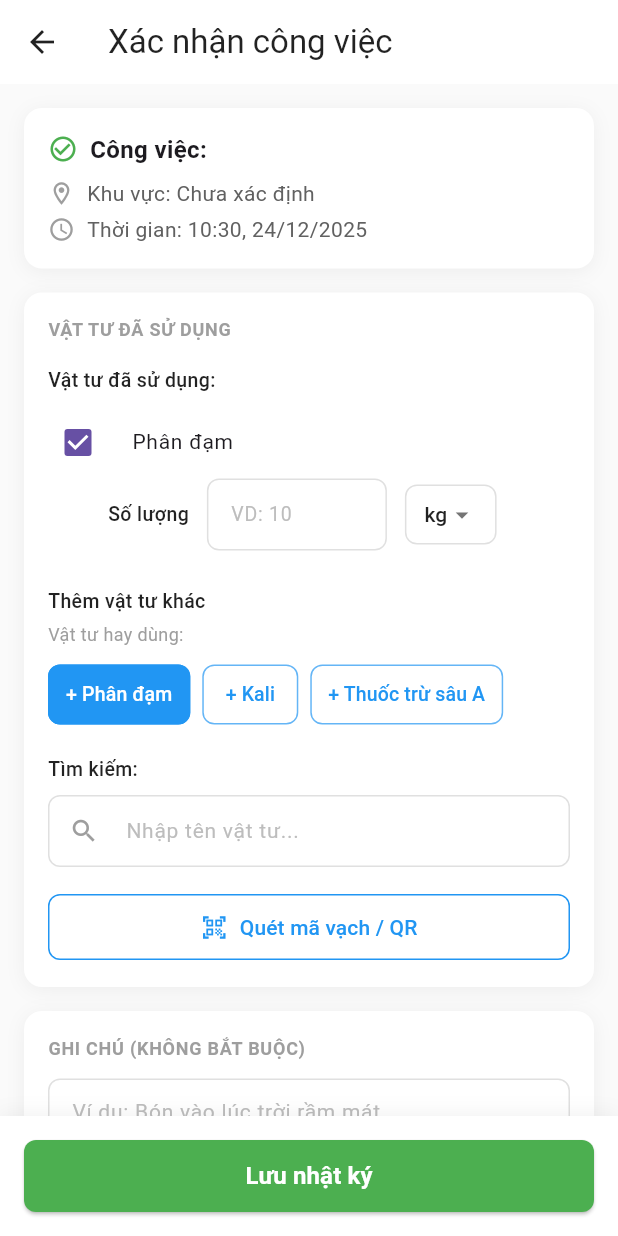
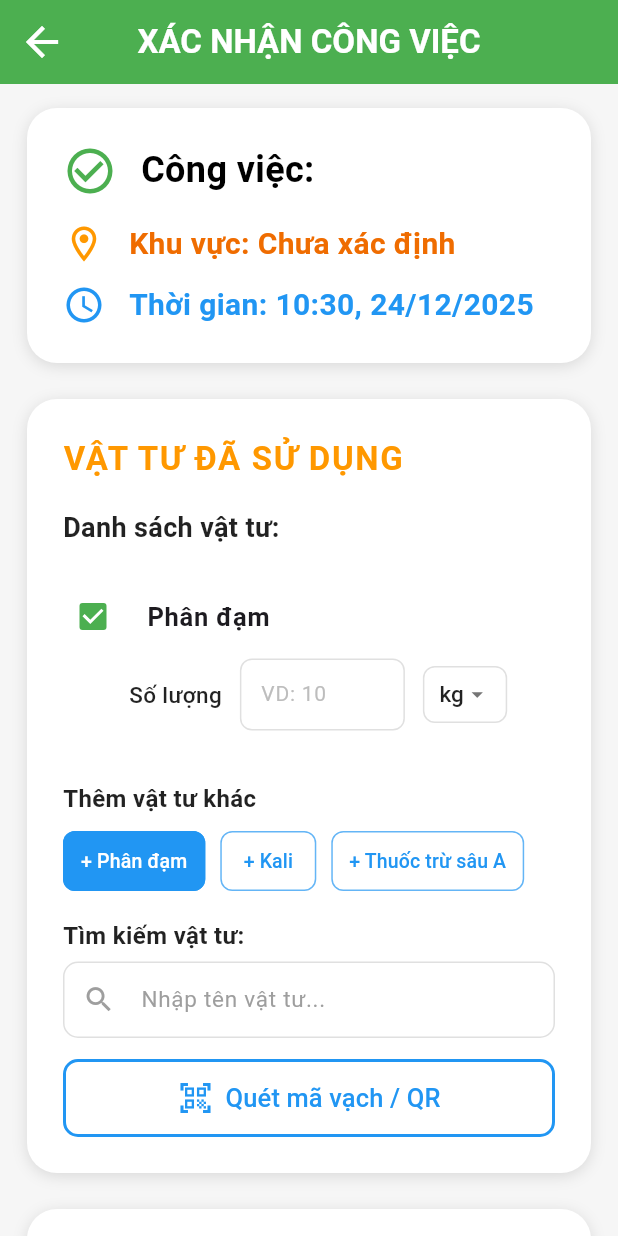
Before and after one commit to Thanhdhxd/logbook-app, a Flutter app: the QuickConfirmScreen screen opened directly with empty values, after a tap on "+ Phân đạm", on a phone screen of 412 x 824 dp. Run offline on Flutter 3.47's test engine with Material 3 defaults, Android fonts, the phone set to English and light mode, and no system bars; missing offline and left inert: mobile_scanner; network calls fail.

Commit message:
Update Code

```diff
--- a/logbook_app_mobile/lib/screens/quick_confirm_screen.dart
+++ b/logbook_app_mobile/lib/screens/quick_confirm_screen.dart
@@ -213,272 +213,264 @@ class _QuickConfirmScreenState extends State<QuickConfirmScreen> {
   @override
   Widget build(BuildContext context) {
     final dateFormat = DateFormat('HH:mm, dd/MM/yyyy');
-
     return Scaffold(
-      backgroundColor: Colors.grey[50],
+      backgroundColor: const Color(0xFFF6F6F6),
       appBar: AppBar(
-        title: const Text('Xác nhận công việc'),
-        backgroundColor: Colors.white,
-        foregroundColor: Colors.black87,
+        title: const Text(
+          'XÁC NHẬN CÔNG VIỆC',
+          style: TextStyle(
+            fontSize: 22,
+            fontWeight: FontWeight.bold,
+            color: Colors.white,
+          ),
+        ),
+        centerTitle: true,
+        backgroundColor: Colors.green,
+        foregroundColor: Colors.white,
         elevation: 0,
+        iconTheme: const IconThemeData(size: 32, color: Colors.white),
       ),
-      body: Column(
-        children: [
-          Expanded(
+      body: SafeArea(
         child: SingleChildScrollView(
-              padding: const EdgeInsets.all(16),
+          padding: const EdgeInsets.symmetric(horizontal: 18, vertical: 16),
           child: Column(
-                crossAxisAlignment: CrossAxisAlignment.start,
+            crossAxisAlignment: CrossAxisAlignment.stretch,
             children: [
               // Thông tin công việc
-                  _buildInfoCard(dateFormat),
-
-                  const SizedBox(height: 16),
-
-                  // Vật tư đã sử dụng
-                  _buildMaterialsSection(),
-
-                  const SizedBox(height: 16),
-
-                  // Ghi chú
-                  _buildNotesSection(),
-
-                  const SizedBox(height: 80),
-                ],
-              ),
-            ),
-          ),
-
-          // Nút Lưu nhật ký
               Container(
-            padding: const EdgeInsets.all(16),
+                padding: const EdgeInsets.all(24),
+                margin: const EdgeInsets.only(bottom: 24),
                 decoration: BoxDecoration(
                   color: Colors.white,
+                  borderRadius: BorderRadius.circular(20),
                   boxShadow: [
                     BoxShadow(
-                  color: Colors.black.withOpacity(0.05),
-                  blurRadius: 10,
-                  offset: const Offset(0, -2),
+                      color: Colors.black12,
+                      blurRadius: 8,
+                      offset: const Offset(0, 2),
                     ),
                   ],
                 ),
-            child: SafeArea(
-              child: SizedBox(
-                width: double.infinity,
-                height: 48,
+                child: _buildInfoCard(dateFormat),
+              ),
+              // Vật tư đã sử dụng
+              Container(
+                padding: const EdgeInsets.all(24),
+                margin: const EdgeInsets.only(bottom: 24),
+                decoration: BoxDecoration(
+                  color: Colors.white,
+                  borderRadius: BorderRadius.circular(20),
+                  boxShadow: [
+                    BoxShadow(
+                      color: Colors.black12,
+                      blurRadius: 8,
+                      offset: const Offset(0, 2),
+                    ),
+                  ],
+                ),
+                child: _buildMaterialsSection(),
+              ),
+              // Ghi chú
+              Container(
+                padding: const EdgeInsets.all(24),
+                margin: const EdgeInsets.only(bottom: 32),
+                decoration: BoxDecoration(
+                  color: Colors.white,
+                  borderRadius: BorderRadius.circular(20),
+                  boxShadow: [
+                    BoxShadow(
+                      color: Colors.black12,
+                      blurRadius: 8,
+                      offset: const Offset(0, 2),
+                    ),
+                  ],
+                ),
+                child: _buildNotesSection(),
+              ),
+              // Nút lưu nhật ký
+              Row(
+                children: [
+                  Expanded(
                     child: ElevatedButton(
                       onPressed: _isLoading ? null : _handleSave,
                       style: ElevatedButton.styleFrom(
                         backgroundColor: Colors.green,
                         foregroundColor: Colors.white,
+                        padding: const EdgeInsets.symmetric(vertical: 22),
+                        textStyle: const TextStyle(fontSize: 24, fontWeight: FontWeight.bold),
                         shape: RoundedRectangleBorder(
-                      borderRadius: BorderRadius.circular(8),
+                          borderRadius: BorderRadius.circular(16),
                         ),
+                        elevation: 2,
                       ),
                       child: _isLoading
                           ? const SizedBox(
-                          height: 20,
-                          width: 20,
+                              height: 26,
+                              width: 26,
                               child: CircularProgressIndicator(
-                            strokeWidth: 2,
+                                strokeWidth: 3,
                                 color: Colors.white,
                               ),
                             )
-                      : const Text(
-                          'Lưu nhật ký',
-                          style: TextStyle(
-                            fontSize: 16,
-                            fontWeight: FontWeight.w600,
-                          ),
-                        ),
-                ),
-              ),
+                          : const Text('LƯU NHẬT KÝ'),
                     ),
                   ),
                 ],
+              ),
+              const SizedBox(height: 18),
+            ],
+          ),
+        ),
       ),
     );
   }
 
   Widget _buildInfoCard(DateFormat dateFormat) {
-    return Container(
-      padding: const EdgeInsets.all(16),
-      decoration: BoxDecoration(
-        color: Colors.white,
-        borderRadius: BorderRadius.circular(12),
-        boxShadow: [
-          BoxShadow(
-            color: Colors.black.withOpacity(0.05),
-            blurRadius: 10,
-            offset: const Offset(0, 2),
-          ),
-        ],
-      ),
-      child: Column(
+    return Column(
       crossAxisAlignment: CrossAxisAlignment.start,
       children: [
         Row(
+          crossAxisAlignment: CrossAxisAlignment.start,
           children: [
-              const Icon(Icons.check_circle_outline, color: Colors.green, size: 20),
-              const SizedBox(width: 8),
+            const Icon(Icons.check_circle_outline, color: Colors.green, size: 36),
+            const SizedBox(width: 16),
             Expanded(
               child: Text(
                 'Công việc: ${widget.task.taskName}',
                 style: const TextStyle(
-                    fontSize: 16,
-                    fontWeight: FontWeight.w600,
+                  fontSize: 24,
+                  fontWeight: FontWeight.bold,
+                  color: Colors.black,
                 ),
+                maxLines: 2,
+                overflow: TextOverflow.ellipsis,
               ),
             ),
           ],
         ),
-          const SizedBox(height: 8),
+        const SizedBox(height: 16),
         Row(
           children: [
-              const Icon(Icons.location_on_outlined, color: Colors.grey, size: 18),
-              const SizedBox(width: 8),
-              Text(
+            const Icon(Icons.location_on_outlined, color: Colors.orange, size: 28),
+            const SizedBox(width: 16),
+            Expanded(
+              child: Text(
                 'Khu vực: ${widget.seasonLocation ?? "Chưa xác định"}',
                 style: TextStyle(
-                  fontSize: 14,
-                  color: Colors.grey[700],
+                  fontSize: 20,
+                  color: Colors.orange[800],
+                  fontWeight: FontWeight.w600,
+                ),
+                maxLines: 2,
+                overflow: TextOverflow.ellipsis,
               ),
             ),
           ],
         ),
-          const SizedBox(height: 4),
+        const SizedBox(height: 12),
         Row(
           children: [
-              const Icon(Icons.access_time, color: Colors.grey, size: 18),
-              const SizedBox(width: 8),
+            const Icon(Icons.access_time, color: Colors.blue, size: 28),
+            const SizedBox(width: 16),
             Text(
               'Thời gian: ${dateFormat.format(DateTime.now())}',
-                style: TextStyle(
-                  fontSize: 14,
-                  color: Colors.grey[700],
+              style: const TextStyle(
+                fontSize: 20,
+                color: Colors.blue,
+                fontWeight: FontWeight.w600,
               ),
             ),
           ],
         ),
       ],
-      ),
     );
   }
 
   Widget _buildMaterialsSection() {
-    return Container(
-      padding: const EdgeInsets.all(16),
-      decoration: BoxDecoration(
-        color: Colors.white,
-        borderRadius: BorderRadius.circular(12),
-        boxShadow: [
-          BoxShadow(
-            color: Colors.black.withOpacity(0.05),
-            blurRadius: 10,
-            offset: const Offset(0, 2),
-          ),
-        ],
-      ),
-      child: Column(
+    return Column(
       crossAxisAlignment: CrossAxisAlignment.start,
       children: [
         const Text(
           'VẬT TƯ ĐÃ SỬ DỤNG',
           style: TextStyle(
-              fontSize: 12,
-              fontWeight: FontWeight.w600,
-              color: Colors.grey,
-              letterSpacing: 0.5,
+            fontSize: 22,
+            fontWeight: FontWeight.bold,
+            color: Colors.orange,
+            letterSpacing: 1.1,
           ),
         ),
-
-          const SizedBox(height: 16),
-
-          // Hiển thị vật tư đã chọn (từ usedMaterials hoặc suggestedMaterials)
+        const SizedBox(height: 18),
         if (_selectedMaterials.isNotEmpty) ...[
           const Text(
-              'Vật tư đã sử dụng:',
+            'Danh sách vật tư:',
             style: TextStyle(
-                fontSize: 13,
+              fontSize: 18,
               color: Colors.black87,
-                fontWeight: FontWeight.w500,
+              fontWeight: FontWeight.bold,
             ),
           ),
-            const SizedBox(height: 8),
+          const SizedBox(height: 12),
           ..._selectedMaterials.map((materialName) =>
-              _buildMaterialCheckbox(materialName, false),
+            Padding(
+              padding: const EdgeInsets.symmetric(vertical: 6.0),
+              child: _buildMaterialCheckbox(materialName, false),
             ),
-            const SizedBox(height: 16),
+          ),
+          const SizedBox(height: 18),
         ],
-
         // Thêm vật tư khác
         const Text(
           'Thêm vật tư khác',
           style: TextStyle(
-              fontSize: 13,
-              fontWeight: FontWeight.w500,
+            fontSize: 16,
+            fontWeight: FontWeight.w600,
             color: Colors.black87,
           ),
         ),
-          const SizedBox(height: 4),
-          const Text(
-            'Vật tư hay dùng:',
-            style: TextStyle(
-              fontSize: 12,
-              color: Colors.grey,
-            ),
-          ),
-          const SizedBox(height: 8),
-
-          // Nút vật tư hay dùng (hardcode)
+        const SizedBox(height: 6),
         Wrap(
-            spacing: 8,
-            runSpacing: 8,
+          spacing: 10,
+          runSpacing: 10,
           children: [
             _buildQuickAddButton('+ Phân đạm'),
             _buildQuickAddButton('+ Kali'),
             _buildQuickAddButton('+ Thuốc trừ sâu A'),
           ],
         ),
-
-          const SizedBox(height: 16),
-
+        const SizedBox(height: 14),
         // Tìm kiếm
         const Text(
-            'Tìm kiếm:',
+          'Tìm kiếm vật tư:',
           style: TextStyle(
-              fontSize: 13,
-              fontWeight: FontWeight.w500,
+            fontSize: 16,
+            fontWeight: FontWeight.w600,
             color: Colors.black87,
           ),
         ),
-          const SizedBox(height: 8),
-
+        const SizedBox(height: 6),
         TextField(
           controller: _searchController,
           decoration: InputDecoration(
             hintText: 'Nhập tên vật tư...',
-              hintStyle: TextStyle(color: Colors.grey[400], fontSize: 14),
-              prefixIcon: const Icon(Icons.search, size: 20, color: Colors.grey),
+            hintStyle: TextStyle(color: Colors.grey, fontSize: 15),
+            prefixIcon: const Icon(Icons.search, size: 22, color: Colors.grey),
             border: OutlineInputBorder(
-                borderRadius: BorderRadius.circular(8),
+              borderRadius: BorderRadius.circular(10),
               borderSide: BorderSide(color: Colors.grey[300]!),
             ),
             enabledBorder: OutlineInputBorder(
-                borderRadius: BorderRadius.circular(8),
+              borderRadius: BorderRadius.circular(10),
               borderSide: BorderSide(color: Colors.grey[300]!),
             ),
             focusedBorder: OutlineInputBorder(
-                borderRadius: BorderRadius.circular(8),
+              borderRadius: BorderRadius.circular(10),
               borderSide: const BorderSide(color: Colors.blue),
             ),
-              contentPadding: const EdgeInsets.symmetric(horizontal: 12, vertical: 10),
+            contentPadding: const EdgeInsets.symmetric(horizontal: 12, vertical: 14),
           ),
-            style: const TextStyle(fontSize: 14),
+          style: const TextStyle(fontSize: 15),
           onChanged: _searchMaterials,
         ),
-
-          // Kết quả tìm kiếm
         if (_searchResults.isNotEmpty) ...[
           const SizedBox(height: 8),
           Container(
@@ -490,7 +482,7 @@ class _QuickConfirmScreenState extends State<QuickConfirmScreen> {
                 final materialName = _searchResults[index];
                 return ListTile(
                   dense: true,
-                    title: Text(materialName, style: const TextStyle(fontSize: 14)),
+                  title: Text(materialName, style: const TextStyle(fontSize: 15)),
                   trailing: Icon(
                     _selectedMaterials.contains(materialName)
                         ? Icons.check_circle
@@ -509,29 +501,25 @@ class _QuickConfirmScreenState extends State<QuickConfirmScreen> {
             ),
           ),
         ],
-
-          const SizedBox(height: 16),
-
-          // Phương án 3: Quét mã vạch/QR
+        const SizedBox(height: 14),
+        // Quét mã vạch/QR
         SizedBox(
           width: double.infinity,
           child: OutlinedButton.icon(
             onPressed: _scanQRCode,
-              icon: const Icon(Icons.qr_code_scanner),
-              label: const Text('Quét mã vạch / QR'),
+            icon: const Icon(Icons.qr_code_scanner, size: 24),
+            label: const Text('Quét mã vạch / QR', style: TextStyle(fontSize: 17)),
             style: OutlinedButton.styleFrom(
               foregroundColor: Colors.blue,
-                side: const BorderSide(color: Colors.blue),
-                padding: const EdgeInsets.symmetric(vertical: 12),
+              side: const BorderSide(color: Colors.blue, width: 2),
+              padding: const EdgeInsets.symmetric(vertical: 14),
               shape: RoundedRectangleBorder(
-                  borderRadius: BorderRadius.circular(8),
+                borderRadius: BorderRadius.circular(10),
               ),
             ),
           ),
         ),
-
       ],
-      ),
     );
   }
 
@@ -539,7 +527,6 @@ class _QuickConfirmScreenState extends State<QuickConfirmScreen> {
     final isChecked = _selectedMaterials.contains(materialName);
     final controller = _quantityControllers[materialName];
     final unit = _unitControllers[materialName] ?? 'kg';
-
     return Column(
       crossAxisAlignment: CrossAxisAlignment.start,
       children: [
@@ -548,35 +535,37 @@ class _QuickConfirmScreenState extends State<QuickConfirmScreen> {
           onChanged: (value) => _toggleMaterial(materialName),
           title: Text(
             materialName,
-            style: const TextStyle(fontSize: 14),
+            style: const TextStyle(fontSize: 17, fontWeight: FontWeight.w600),
           ),
           controlAffinity: ListTileControlAffinity.leading,
           contentPadding: EdgeInsets.zero,
-          dense: true,
+          dense: false,
+          activeColor: Colors.green,
+          checkColor: Colors.white,
         ),
         if (isChecked && controller != null) ...[
           Padding(
-            padding: const EdgeInsets.only(left: 40, bottom: 8),
+            padding: const EdgeInsets.only(left: 44, bottom: 10),
             child: Row(
               children: [
                 const Text(
                   'Số lượng',
                   style: TextStyle(
-                    fontSize: 13,
+                    fontSize: 15,
                     color: Colors.black87,
                     fontWeight: FontWeight.w500,
                   ),
                 ),
                 const SizedBox(width: 12),
                 SizedBox(
-                  width: 120,
+                  width: 110,
                   child: TextField(
                     controller: controller,
                     keyboardType: TextInputType.number,
                     decoration: InputDecoration(
                       hintText: 'VD: 10',
                       hintStyle: TextStyle(
-                        fontSize: 13,
+                        fontSize: 14,
                         color: Colors.grey[400],
                       ),
                       border: OutlineInputBorder(
@@ -592,18 +581,18 @@ class _QuickConfirmScreenState extends State<QuickConfirmScreen> {
                         borderSide: const BorderSide(color: Colors.blue, width: 2),
                       ),
                       contentPadding: const EdgeInsets.symmetric(
-                        horizontal: 12,
-                        vertical: 12,
+                        horizontal: 10,
+                        vertical: 10,
                       ),
                     ),
-                    style: const TextStyle(fontSize: 14),
+                    style: const TextStyle(fontSize: 15),
                   ),
                 ),
                 const SizedBox(width: 12),
                 // Dropdown chọn đơn vị
                 Container(
-                  padding: const EdgeInsets.symmetric(horizontal: 12),
-                  height: 40,
+                  padding: const EdgeInsets.symmetric(horizontal: 10),
+                  height: 38,
                   decoration: BoxDecoration(
                     color: Colors.white,
                     border: Border.all(color: Colors.grey[300]!),
@@ -613,11 +602,11 @@ class _QuickConfirmScreenState extends State<QuickConfirmScreen> {
                     value: unit,
                     underline: const SizedBox(),
                     style: const TextStyle(
-                      fontSize: 14,
+                      fontSize: 15,
                       color: Colors.black87,
                       fontWeight: FontWeight.w500,
                     ),
-                    icon: Icon(Icons.arrow_drop_down, color: Colors.grey[600], size: 20),
+                    icon: Icon(Icons.arrow_drop_down, color: Colors.grey[600], size: 18),
                     items: const [
                       DropdownMenuItem(value: 'kg', child: Text('kg')),
                       DropdownMenuItem(value: 'g', child: Text('g')),
@@ -640,56 +629,42 @@ class _QuickConfirmScreenState extends State<QuickConfirmScreen> {
   }
 
   Widget _buildNotesSection() {
-    return Container(
-      padding: const EdgeInsets.all(16),
-      decoration: BoxDecoration(
-        color: Colors.white,
-        borderRadius: BorderRadius.circular(12),
-        boxShadow: [
-          BoxShadow(
-            color: Colors.black.withOpacity(0.05),
-            blurRadius: 10,
-            offset: const Offset(0, 2),
-          ),
-        ],
-      ),
-      child: Column(
+    return Column(
       crossAxisAlignment: CrossAxisAlignment.start,
       children: [
         const Text(
           'GHI CHÚ (KHÔNG BẮT BUỘC)',
           style: TextStyle(
-              fontSize: 12,
-              fontWeight: FontWeight.w600,
-              color: Colors.grey,
-              letterSpacing: 0.5,
+            fontSize: 18,
+            fontWeight: FontWeight.bold,
+            color: Colors.deepOrange,
+            letterSpacing: 0.8,
           ),
         ),
-          const SizedBox(height: 12),
+        const SizedBox(height: 10),
         TextField(
           controller: _notesController,
           decoration: InputDecoration(
             hintText: 'Ví dụ: Bón vào lúc trời rầm mát...',
-              hintStyle: TextStyle(color: Colors.grey[400], fontSize: 14),
+            hintStyle: TextStyle(color: Colors.grey, fontSize: 15),
             border: OutlineInputBorder(
-                borderRadius: BorderRadius.circular(8),
+              borderRadius: BorderRadius.circular(10),
               borderSide: BorderSide(color: Colors.grey[300]!),
             ),
             enabledBorder: OutlineInputBorder(
-                borderRadius: BorderRadius.circular(8),
+              borderRadius: BorderRadius.circular(10),
               borderSide: BorderSide(color: Colors.grey[300]!),
             ),
             focusedBorder: OutlineInputBorder(
-                borderRadius: BorderRadius.circular(8),
-                borderSide: const BorderSide(color: Colors.blue),
+              borderRadius: BorderRadius.circular(10),
+              borderSide: const BorderSide(color: Colors.blue, width: 2),
             ),
-              contentPadding: const EdgeInsets.all(12),
+            contentPadding: const EdgeInsets.symmetric(horizontal: 12, vertical: 14),
           ),
-            style: const TextStyle(fontSize: 14),
-            maxLines: 3,
+          style: const TextStyle(fontSize: 15, color: Colors.black, fontWeight: FontWeight.w500),
+          maxLines: 4,
         ),
       ],
-      ),
     );
   }
 
```
Also changed, not shown: logbook_app_mobile/lib/screens/material_selection_screen.dart (+55 -45 lines), logbook_app_mobile/lib/widgets/task_card.dart (+34 -20 lines), 1 other file. Lines whose indentation alone changed are shown as unchanged.
